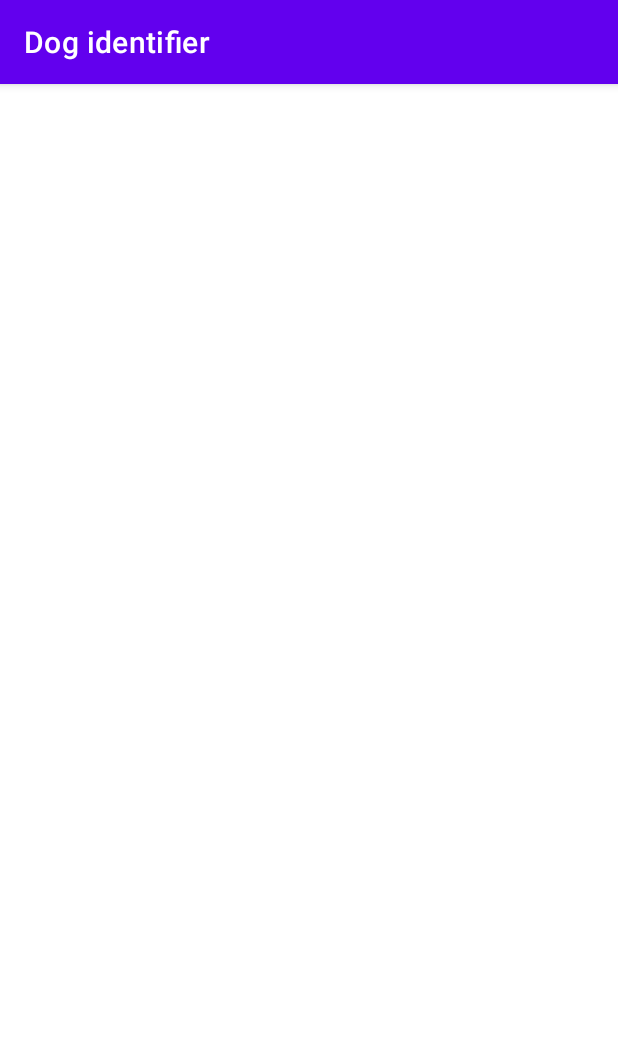
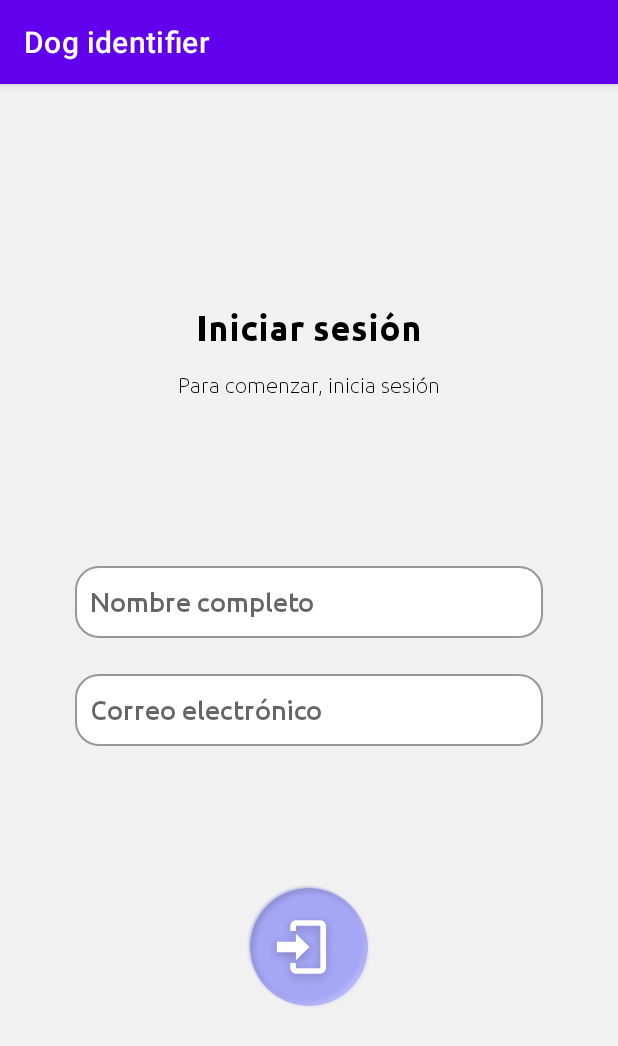
Before and after one commit to Ismaiax/dogidentifier, an Android app: the UserLogin screen opened directly, with no data from a screen before it, on a phone screen of 412 x 824 dp. Shown: the top 1046 px of the screen. Run offline under Robolectric (Android 15) with nearby library versions, the phone set to English and light mode, and no system bars; our stand-ins replace Volley.

Commit message:
Se termina pantalla de inicio de sesión

```diff
--- a/app/build.gradle
+++ b/app/build.gradle
@@ -29,6 +29,9 @@ android {
 
 dependencies {
 
+    // Para trabajar con peticiones
+    implementation 'com.android.volley:volley:1.1.1'
+
     implementation 'androidx.appcompat:appcompat:1.3.1'
     implementation 'com.google.android.material:material:1.4.0'
     implementation 'androidx.constraintlayout:constraintlayout:2.0.4'
--- a/app/src/main/AndroidManifest.xml
+++ b/app/src/main/AndroidManifest.xml
@@ -1,6 +1,8 @@
 <?xml version="1.0" encoding="utf-8"?>
 <manifest xmlns:android="http://schemas.android.com/apk/res/android"
     package="com.ismaias.dogidentifier">
+
+    <uses-permission android:name="android.permission.INTERNET" />
 
     <application
         android:allowBackup="true"
@@ -8,6 +10,9 @@
         android:label="@string/app_name"
         android:supportsRtl="true"
         android:theme="@style/Theme.DogIdentifier">
+        <activity
+            android:name=".UserHome"
+            android:exported="true" />
         <activity
             android:name=".UserLogin"
             android:exported="true" />
--- a/app/src/main/java/com/ismaias/dogidentifier/UserLogin.java
+++ b/app/src/main/java/com/ismaias/dogidentifier/UserLogin.java
@@ -2,13 +2,120 @@ package com.ismaias.dogidentifier;
 
 import androidx.appcompat.app.AppCompatActivity;
 
+import android.content.Intent;
 import android.os.Bundle;
+import android.util.Log;
+import android.view.View;
+import android.widget.Button;
+import android.widget.EditText;
+import android.widget.ImageButton;
+import android.widget.Toast;
+
+import com.android.volley.Request;
+import com.android.volley.RequestQueue;
+import com.android.volley.Response;
+import com.android.volley.VolleyError;
+import com.android.volley.toolbox.StringRequest;
+import com.android.volley.toolbox.Volley;
+
+import org.json.JSONObject;
+
+import java.util.HashMap;
+import java.util.Map;
 
 public class UserLogin extends AppCompatActivity {
+
+    EditText inpName;
+    EditText inpMail;
+
+    String userName;
+    String userMail;
+
+    private RequestQueue queue;
 
     @Override
     protected void onCreate(Bundle savedInstanceState) {
         super.onCreate(savedInstanceState);
         setContentView(R.layout.activity_user_login);
+
+
+        inpName = findViewById(R.id.inputNameLogin);
+        inpMail = findViewById(R.id.inputEmailLogin);
+
+
+        RequestQueue queue = Volley.newRequestQueue(this);
+
+
+        // Acción del botón para iniciar sesión
+        final ImageButton btnLogin = (ImageButton) findViewById(R.id.buttonLogin);
+        btnLogin.setOnClickListener(new View.OnClickListener() {
+            @Override
+            public void onClick(View v) {
+
+                userName = inpName.getText().toString();
+                userMail = inpMail.getText().toString();
+
+                if(userName.length()>1 && userMail.length()>5) {
+
+                    Log.i("SOLOVINO", "Usuario: "+userName+" / Correo: "+userMail);
+
+                    String url ="https://www.ismaias.com/maestria/semestre-3/iot/api/login";
+                    StringRequest strRequest = new StringRequest(Request.Method.POST, url,
+                            new Response.Listener<String>()
+                            {
+                                @Override
+                                public void onResponse(String response)
+                                {
+                                    Toast.makeText(getApplicationContext(), response, Toast.LENGTH_SHORT).show();
+
+                                    try {
+
+                                        JSONObject obj = new JSONObject(response);
+
+                                        if(obj.getInt("code") == 1) {
+                                            Log.d("SOLOVINO", obj.getString("token"));
+
+                                            Intent intent = new Intent(UserLogin.this, UserHome.class);
+                                            intent.putExtra("appDogUser", obj.getString("user"));
+                                            startActivity(intent);
+
+                                        } else {
+                                            Log.d("SOLOVINO", "¡Ocurrió un error en el servicio!");
+                                        }
+
+                                    } catch (Throwable t) {
+                                        Log.e("SOLOVINO", "Error JSON: \"" + response + "\"");
+                                    }
+
+                                }
+                            },
+                            new Response.ErrorListener()
+                            {
+                                @Override
+                                public void onErrorResponse(VolleyError error)
+                                {
+                                    Toast.makeText(getApplicationContext(), error.toString(), Toast.LENGTH_SHORT).show();
+                                }
+                            })
+                    {
+                        @Override
+                        protected Map<String, String> getParams()
+                        {
+                            Map<String, String> params = new HashMap<String, String>();
+                            params.put("user", userName);
+                            params.put("email", userMail);
+                            return params;
+                        }
+                    };
+
+                    queue.add(strRequest);
+
+                } else {
+                    Toast.makeText(getApplicationContext(), "Revisa tu usuario o contraseña. Datos incorrectos", Toast.LENGTH_SHORT).show();
+                }
+
+            }
+        });
+
     }
 }
--- /dev/null
+++ b/app/src/main/res/drawable/input_border.xml
@@ -0,0 +1,27 @@
+<?xml version="1.0" encoding="utf-8"?>
+<shape xmlns:android="http://schemas.android.com/apk/res/android"
+    android:shape="rectangle" >
+
+    <!-- View background color -->
+    <solid
+        android:color="@color/white" >
+    </solid>
+
+
+    <!-- View border color and width -->
+    <stroke
+        android:width="1dp"
+        android:color="#979797" >
+    </stroke>
+
+    <!-- The radius makes the corners rounded -->
+    <corners
+        android:radius="15dp"   >
+    </corners>
+
+    <padding
+        android:left="10dp"
+        android:right="10dp">
+    </padding>
+
+</shape>
--- a/app/src/main/res/layout/activity_splash_screen.xml
+++ b/app/src/main/res/layout/activity_splash_screen.xml
@@ -4,7 +4,7 @@
     xmlns:tools="http://schemas.android.com/tools"
     android:layout_width="match_parent"
     android:layout_height="match_parent"
-    android:backgroundTint="#F1F1F1"
+    android:background="#f1f1f1"
     android:gravity="center_horizontal"
     android:orientation="vertical"
     android:padding="20dp"
--- a/app/src/main/res/layout/activity_user_login.xml
+++ b/app/src/main/res/layout/activity_user_login.xml
@@ -4,6 +4,82 @@
     xmlns:tools="http://schemas.android.com/tools"
     android:layout_width="match_parent"
     android:layout_height="match_parent"
+    android:layout_gravity="center_horizontal"
+    android:background="#f1f1f1"
+    android:paddingLeft="50dp"
+    android:paddingRight="50dp"
     tools:context=".UserLogin">
 
+    <TextView
+        android:id="@+id/textView7"
+        android:layout_width="wrap_content"
+        android:layout_height="wrap_content"
+        android:layout_marginTop="148dp"
+        android:fontFamily="@font/ubuntu_bold"
+        android:text="@string/action_login"
+        android:textColor="@color/black"
+        android:textSize="24sp"
+        app:layout_constraintEnd_toEndOf="parent"
+        app:layout_constraintStart_toStartOf="parent"
+        app:layout_constraintTop_toTopOf="parent" />
+
+    <TextView
+        android:id="@+id/textView8"
+        android:layout_width="wrap_content"
+        android:layout_height="wrap_content"
+        android:layout_marginTop="16dp"
+        android:layout_marginBottom="559dp"
+        android:fontFamily="@font/ubuntu_light"
+        android:text="@string/text_loginactivity_description"
+        android:textColor="@color/black"
+        app:layout_constraintBottom_toBottomOf="parent"
+        app:layout_constraintEnd_toEndOf="parent"
+        app:layout_constraintStart_toStartOf="parent"
+        app:layout_constraintTop_toBottomOf="@+id/textView7" />
+
+    <EditText
+        android:id="@+id/inputNameLogin"
+        android:layout_width="0dp"
+        android:layout_height="wrap_content"
+        android:layout_marginTop="112dp"
+        android:ems="10"
+        android:fontFamily="@font/ubuntu_medium"
+        android:hint="@string/label_name"
+        android:importantForAutofill="no"
+        android:inputType="textPersonName"
+        android:minHeight="48dp"
+        android:background="@drawable/input_border"
+        app:layout_constraintEnd_toEndOf="parent"
+        app:layout_constraintHorizontal_bias="0.505"
+        app:layout_constraintStart_toStartOf="parent"
+        app:layout_constraintTop_toBottomOf="@+id/textView8" />
+
+    <EditText
+        android:id="@+id/inputEmailLogin"
+        android:layout_width="0dp"
+        android:layout_height="wrap_content"
+        android:layout_marginTop="24dp"
+        android:ems="10"
+        android:fontFamily="@font/ubuntu_medium"
+        android:hint="@string/label_email"
+        android:inputType="textEmailAddress"
+        android:background="@drawable/input_border"
+        android:minHeight="48dp"
+        app:layout_constraintEnd_toEndOf="parent"
+        app:layout_constraintStart_toStartOf="parent"
+        app:layout_constraintTop_toBottomOf="@+id/inputNameLogin" />
+
+    <ImageButton
+        android:id="@+id/buttonLogin"
+        android:layout_width="84dp"
+        android:layout_height="84dp"
+        android:layout_marginTop="92dp"
+        android:backgroundTint="#00FFFFFF"
+        android:contentDescription="@string/action_login"
+        android:padding="0dp"
+        android:scaleType="fitCenter"
+        app:layout_constraintEnd_toEndOf="parent"
+        app:layout_constraintStart_toStartOf="parent"
+        app:layout_constraintTop_toBottomOf="@+id/inputEmailLogin"
+        app:srcCompat="@drawable/btn_login" />
 </androidx.constraintlayout.widget.ConstraintLayout>
--- a/app/src/main/res/values/strings.xml
+++ b/app/src/main/res/values/strings.xml
@@ -9,8 +9,14 @@
     <string name="text_mainactivity_description">Obten información sobre su nombre, casa, dueño y otras características sobre el perrito, obtenidas del registro</string>
     <string name="text_mainactivity_under_description">Antes de comenzar, si no cuentas con un registro comienza por aquí</string>
 
+
+    <!-- Actividad inicia de sesión -->
+    <string name="text_loginactivity_description">Para comenzar, inicia sesión</string>
+
     <!-- Acciones -->
     <string name="action_login">Iniciar sesión</string>
     <string name="action_register">Registrarse</string>
+    <string name="label_name">Nombre completo</string>
+    <string name="label_email">Correo electrónico</string>
 
 </resources>
```
Also changed, not shown: app/src/main/java/com/ismaias/dogidentifier/UserHome.java (added, +24 -0 lines), app/src/main/res/layout/activity_main.xml (+6 -7 lines), app/src/main/res/layout/activity_user_home.xml (added, +15 -0 lines), app/src/main/res/drawable/btn_login.png (added), app/src/main/res/font/ubuntu_bold.ttf (added).
